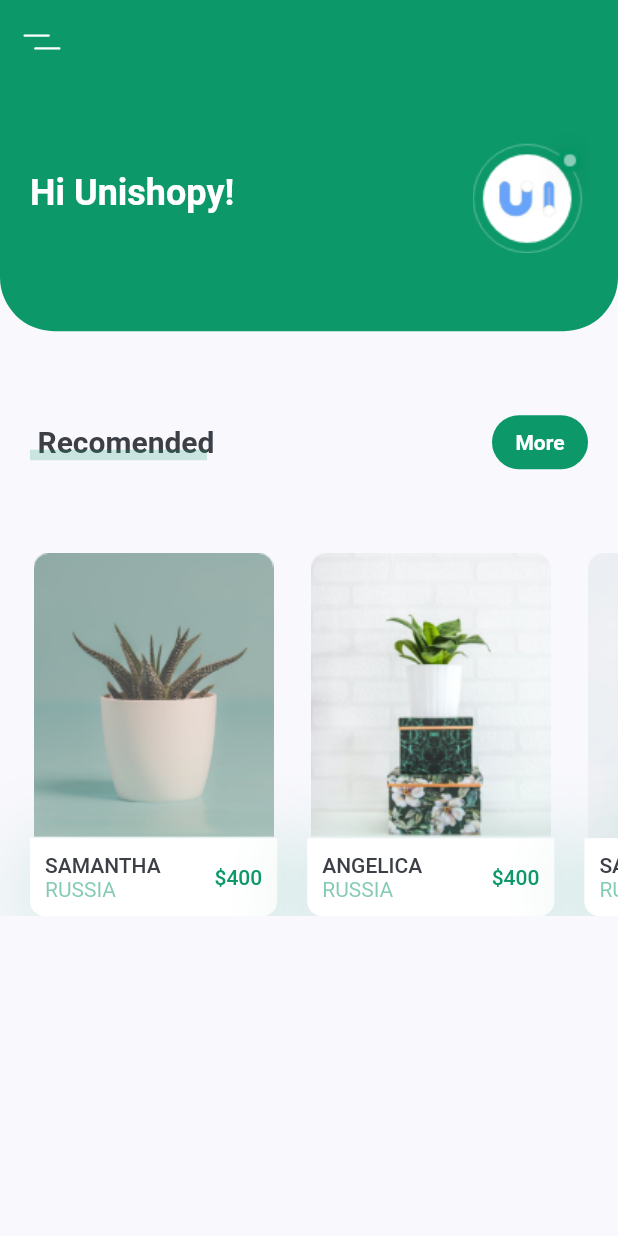
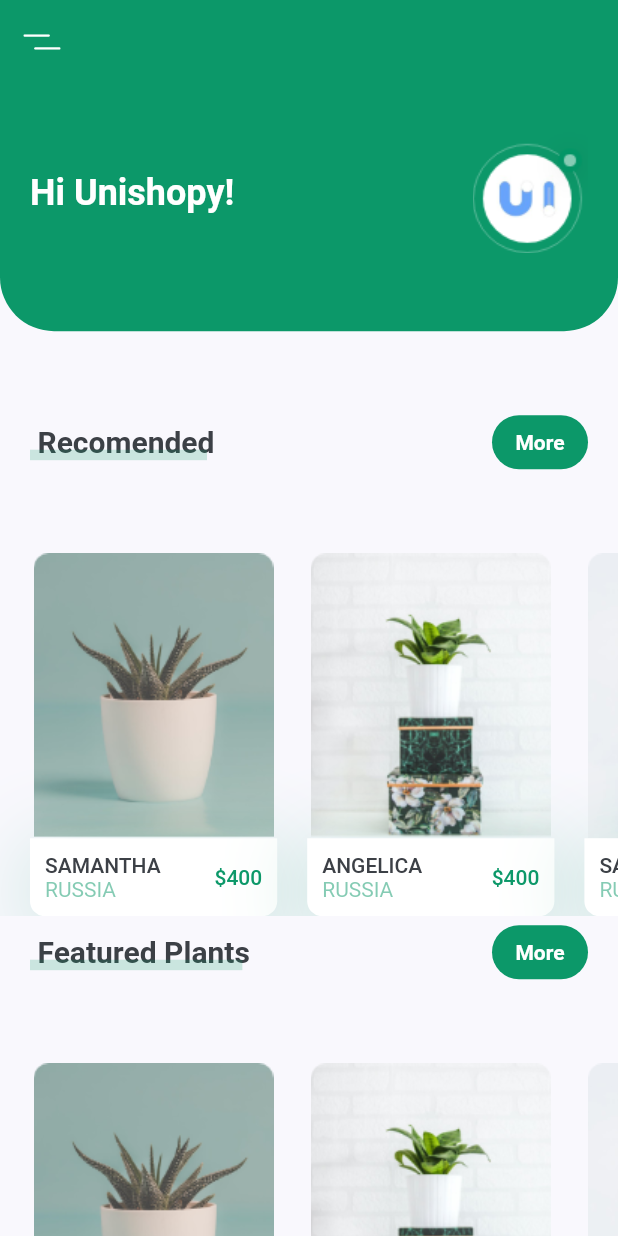
Before and after one commit to solardayz/flutter-plant, a Flutter app: the screen it shows after launch, on a phone screen of 412 x 824 dp. Run offline on Flutter 3.47's test engine with Material 2 defaults, Android fonts, the phone set to English and light mode, and no system bars; our stand-ins replace flutter_svg.

Commit message:
타이틀 리팩토링

```diff
--- a/lib/screens/home/component/body.dart
+++ b/lib/screens/home/component/body.dart
@@ -1,6 +1,7 @@
 import 'package:flutter/material.dart';
 import 'package:flutter_plants/constants.dart';
 import 'package:flutter_plants/screens/home/component/header.dart';
+import 'package:flutter_plants/screens/home/component/recommend_plants.dart';
 import 'package:flutter_plants/screens/home/component/title_with_more_button.dart';
 
 class Body extends StatelessWidget {
@@ -13,122 +14,15 @@ class Body extends StatelessWidget {
 
   @override
   Widget build(BuildContext context) {
-    return Column(
-      crossAxisAlignment: CrossAxisAlignment.start,
-      children: [
-        Header(size: size),
-        TitleWithMoreButton(),
-        SingleChildScrollView(
-          scrollDirection: Axis.horizontal,
-          child: Row(
-            children: [
-              RecommandPlantCard(
-                size: size,
-                image: "assets/images/image_1.png",
-                title: "Samantha",
-                country: "Russia",
-                price: 400,
-                press: () {},
-              ),
-              RecommandPlantCard(
-                size: size,
-                image: "assets/images/image_2.png",
-                title: "Angelica",
-                country: "Russia",
-                price: 400,
-                press: () {},
-              ),
-              RecommandPlantCard(
-                size: size,
-                image: "assets/images/image_3.png",
-                title: "Samantha",
-                country: "Russia",
-                price: 400,
-                press: () {},
-              ),
-            ],
-          ),
-        ),
-      ],
-    );
-  }
-}
-
-class RecommandPlantCard extends StatelessWidget {
-  const RecommandPlantCard({
-    Key? key,
-    required this.size,
-    required this.image,
-    required this.title,
-    required this.country,
-    required this.price,
-    required this.press,
-  }) : super(key: key);
-
-  final Size size;
-  final String image, title, country;
-  final int price;
-  final Function press;
-
-  @override
-  Widget build(BuildContext context) {
-    return Container(
-      margin: EdgeInsets.only(
-        left: kDefaultPadding,
-        top: kDefaultPadding * 2.5,
-      ),
-      width: size.width * 0.4,
+    return SingleChildScrollView(
       child: Column(
+        crossAxisAlignment: CrossAxisAlignment.start,
         children: [
-          Image.asset('$image'),
-          GestureDetector(
-            onTap: () {
-              print("GestureDetector");
-            },
-            child: Container(
-              padding: const EdgeInsets.all(kDefaultPadding / 2),
-              decoration: BoxDecoration(
-                  color: Colors.white,
-                  borderRadius: BorderRadius.only(
-                    bottomLeft: Radius.circular(10),
-                    bottomRight: Radius.circular(10),
-                  ),
-                  boxShadow: [
-                    BoxShadow(
-                      offset: Offset(0, 10),
-                      blurRadius: 50,
-                      color: kPrimaryColor.withOpacity(0.23),
-                    ),
-                  ]),
-              child: Row(
-                children: [
-                  RichText(
-                    text: TextSpan(
-                      children: [
-                        TextSpan(
-                          text: '$title\n'.toUpperCase(),
-                          style: Theme.of(context).textTheme.button,
-                        ),
-                        TextSpan(
-                          text: '$country'.toUpperCase(),
-                          style: TextStyle(
-                            color: kPrimaryColor.withOpacity(0.5),
-                          ),
-                        ),
-                      ],
-                    ),
-                  ),
-                  Spacer(),
-                  Text(
-                    '\$$price',
-                    style: Theme.of(context).textTheme.button!.copyWith(
-                          color: kPrimaryColor,
-                        ),
-                  ),
-                ],
-              ),
-            ),
-          ),
+          Header(size: size),
+          TitleWithMoreButton(title: "Recomended", press: () {}),
+          RecomendPlants(size: size),
+          TitleWithMoreButton(title: "Featured Plants", press: () {}),
+          RecomendPlants(size: size),
         ],
       ),
     );
--- /dev/null
+++ b/lib/screens/home/component/recommend_plants.dart
@@ -0,0 +1,128 @@
+import 'package:flutter/material.dart';
+
+import '../../../constants.dart';
+
+class RecomendPlants extends StatelessWidget {
+  const RecomendPlants({
+    Key? key,
+    required this.size,
+  }) : super(key: key);
+
+  final Size size;
+
+  @override
+  Widget build(BuildContext context) {
+    return SingleChildScrollView(
+      scrollDirection: Axis.horizontal,
+      child: Row(
+        children: [
+          RecommandPlantCard(
+            size: size,
+            image: "assets/images/image_1.png",
+            title: "Samantha",
+            country: "Russia",
+            price: 400,
+            press: () {},
+          ),
+          RecommandPlantCard(
+            size: size,
+            image: "assets/images/image_2.png",
+            title: "Angelica",
+            country: "Russia",
+            price: 400,
+            press: () {},
+          ),
+          RecommandPlantCard(
+            size: size,
+            image: "assets/images/image_3.png",
+            title: "Samantha",
+            country: "Russia",
+            price: 400,
+            press: () {},
+          ),
+        ],
+      ),
+    );
+  }
+}
+
+class RecommandPlantCard extends StatelessWidget {
+  const RecommandPlantCard({
+    Key? key,
+    required this.size,
+    required this.image,
+    required this.title,
+    required this.country,
+    required this.price,
+    required this.press,
+  }) : super(key: key);
+
+  final Size size;
+  final String image, title, country;
+  final int price;
+  final Function press;
+
+  @override
+  Widget build(BuildContext context) {
+    return Container(
+      margin: EdgeInsets.only(
+        left: kDefaultPadding,
+        top: kDefaultPadding * 2.5,
+      ),
+      width: size.width * 0.4,
+      child: Column(
+        children: [
+          Image.asset('$image'),
+          GestureDetector(
+            onTap: () {
+              print("GestureDetector");
+            },
+            child: Container(
+              padding: const EdgeInsets.all(kDefaultPadding / 2),
+              decoration: BoxDecoration(
+                  color: Colors.white,
+                  borderRadius: BorderRadius.only(
+                    bottomLeft: Radius.circular(10),
+                    bottomRight: Radius.circular(10),
+                  ),
+                  boxShadow: [
+                    BoxShadow(
+                      offset: Offset(0, 10),
+                      blurRadius: 50,
+                      color: kPrimaryColor.withOpacity(0.23),
+                    ),
+                  ]),
+              child: Row(
+                children: [
+                  RichText(
+                    text: TextSpan(
+                      children: [
+                        TextSpan(
+                          text: '$title\n'.toUpperCase(),
+                          style: Theme.of(context).textTheme.button,
+                        ),
+                        TextSpan(
+                          text: '$country'.toUpperCase(),
+                          style: TextStyle(
+                            color: kPrimaryColor.withOpacity(0.5),
+                          ),
+                        ),
+                      ],
+                    ),
+                  ),
+                  Spacer(),
+                  Text(
+                    '\$$price',
+                    style: Theme.of(context).textTheme.button!.copyWith(
+                          color: kPrimaryColor,
+                        ),
+                  ),
+                ],
+              ),
+            ),
+          ),
+        ],
+      ),
+    );
+  }
+}
--- a/lib/screens/home/component/title_with_more_button.dart
+++ b/lib/screens/home/component/title_with_more_button.dart
@@ -3,9 +3,11 @@ import 'package:flutter/material.dart';
 import '../../../constants.dart';
 
 class TitleWithMoreButton extends StatelessWidget {
-  const TitleWithMoreButton({
-    Key? key,
-  }) : super(key: key);
+  const TitleWithMoreButton(
+      {Key? key, required this.title, required this.press})
+      : super(key: key);
+  final String title;
+  final Function press;
 
   @override
   Widget build(BuildContext context) {
@@ -13,7 +15,9 @@ class TitleWithMoreButton extends StatelessWidget {
       padding: const EdgeInsets.symmetric(horizontal: kDefaultPadding),
       child: Row(
         children: [
-          TitleWithCustomerUnderline(),
+          TitleWithCustomerUnderline(
+            text: title,
+          ),
           Spacer(),
           TextButton(
             onPressed: () {
@@ -41,7 +45,10 @@ class TitleWithMoreButton extends StatelessWidget {
 class TitleWithCustomerUnderline extends StatelessWidget {
   const TitleWithCustomerUnderline({
     Key? key,
+    required this.text,
   }) : super(key: key);
+
+  final String text;
 
   @override
   Widget build(BuildContext context) {
@@ -53,7 +60,7 @@ class TitleWithCustomerUnderline extends StatelessWidget {
             padding: const EdgeInsets.only(left: kDefaultPadding / 4),
             child: Container(
               child: Text(
-                "Recomended",
+                "$text",
                 style: TextStyle(
                   fontSize: 20,
                   fontWeight: FontWeight.bold,
```
